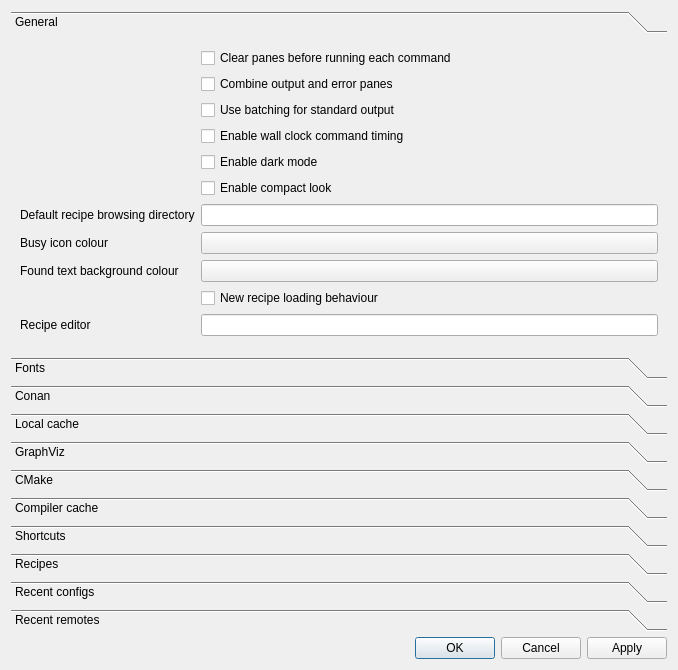
The window that cruiz/resources/preferences.ui (markfinal/cruiz) describes before a commit, drawn with Qt 5.
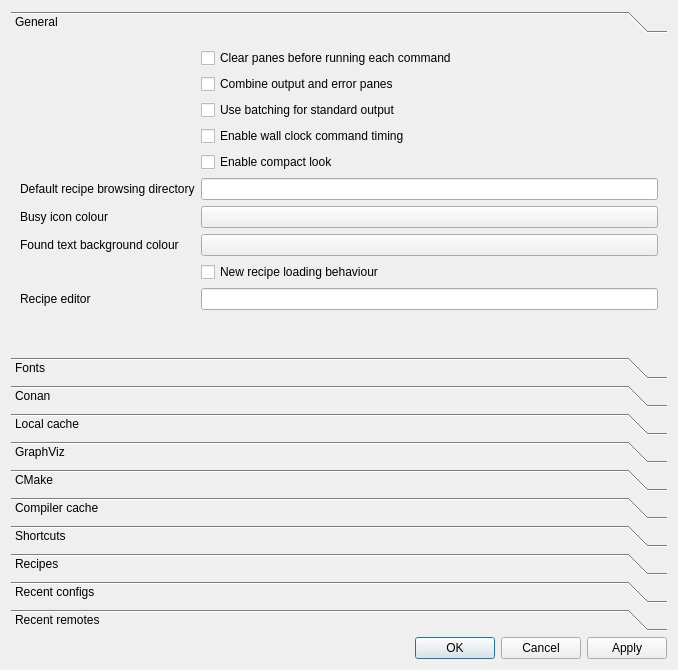
The same window after the commit. Custom widgets are drawn as their Qt base class.

Commit message: Fixes #93. Removing old dark style preference

What changed in the file:
```diff
--- a/cruiz/resources/preferences.ui
+++ b/cruiz/resources/preferences.ui
@@ -25,27 +25,97 @@
         <x>0</x>
         <y>0</y>
         <width>639</width>
-        <height>275</height>
+        <height>252</height>
        </rect>
       </property>
       <attribute name="label">
        <string>General</string>
       </attribute>
       <layout class="QGridLayout" name="gridLayout">
+       <item row="15" column="2">
+        <spacer name="verticalSpacer">
+         <property name="orientation">
+          <enum>Qt::Vertical</enum>
+         </property>
+         <property name="sizeHint" stdset="0">
+          <size>
+           <width>20</width>
+           <height>40</height>
+          </size>
+         </property>
+        </spacer>
+       </item>
+       <item row="4" column="2">
+        <widget class="QCheckBox" name="prefs_general_enable_compact">
+         <property name="visible">
+          <bool>false</bool>
+         </property>
+         <property name="text">
+          <string>Enable compact look</string>
+         </property>
+        </widget>
+       </item>
        <item row="7" column="2">
-        <widget class="QPushButton" name="prefs_general_busy_colour">
-         <property name="text">
-          <string/>
-         </property>
-        </widget>
-       </item>
-       <item row="8" column="2">
         <widget class="QPushButton" name="prefs_general_found_text_background_colour">
          <property name="text">
           <string/>
          </property>
         </widget>
        </item>
+       <item row="5" column="2">
+        <widget class="QLineEdit" name="prefs_general_default_recipe_dir"/>
+       </item>
+       <item row="14" column="2">
+        <widget class="QLineEdit" name="prefs_general_recipe_editor"/>
+       </item>
+       <item row="5" column="0">
+        <widget class="QLabel" name="label">
+         <property name="text">
+          <string>Default recipe browsing directory</string>
+         </property>
+        </widget>
+       </item>
+       <item row="7" column="0">
+        <widget class="QLabel" name="label_30">
+         <property name="text">
+          <string>Found text background colour</string>
+         </property>
+        </widget>
+       </item>
+       <item row="15" column="0">
+        <spacer name="verticalSpacer_3">
+         <property name="orientation">
+          <enum>Qt::Vertical</enum>
+         </property>
+         <property name="sizeHint" stdset="0">
+          <size>
+           <width>20</width>
+           <height>40</height>
+          </size>
+         </property>
+        </spacer>
+       </item>
+       <item row="0" column="2">
+        <widget class="QCheckBox" name="prefs_general_clearpanes">
+         <property name="text">
+          <string>Clear panes before running each command</string>
+         </property>
+        </widget>
+       </item>
+       <item row="6" column="2">
+        <widget class="QPushButton" name="prefs_general_busy_colour">
+         <property name="text">
+          <string/>
+         </property>
+        </widget>
+       </item>
+       <item row="1" column="2">
+        <widget class="QCheckBox" name="prefs_general_combine_panes">
+         <property name="text">
+          <string>Combine output and error panes</string>
+         </property>
+        </widget>
+       </item>
        <item row="2" column="2">
         <widget class="QCheckBox" name="prefs_general_usebatching">
          <property name="text">
@@ -53,9 +123,6 @@
          </property>
         </widget>
        </item>
-       <item row="6" column="2">
-        <widget class="QLineEdit" name="prefs_general_default_recipe_dir"/>
-       </item>
        <item row="3" column="2">
         <widget class="QCheckBox" name="prefs_general_enable_wallclock">
          <property name="text">
@@ -63,37 +130,14 @@
          </property>
         </widget>
        </item>
-       <item row="5" column="2">
-        <widget class="QCheckBox" name="prefs_general_enable_compact">
-         <property name="visible">
-          <bool>false</bool>
-         </property>
+       <item row="6" column="0">
+        <widget class="QLabel" name="label_2">
          <property name="text">
-          <string>Enable compact look</string>
+          <string>Busy icon colour</string>
          </property>
         </widget>
        </item>
-       <item row="0" column="2">
-        <widget class="QCheckBox" name="prefs_general_clearpanes">
-         <property name="text">
-          <string>Clear panes before running each command</string>
-         </property>
-        </widget>
-       </item>
-       <item row="16" column="2">
-        <spacer name="verticalSpacer">
-         <property name="orientation">
-          <enum>Qt::Vertical</enum>
-         </property>
-         <property name="sizeHint" stdset="0">
-          <size>
-           <width>20</width>
-           <height>40</height>
-          </size>
-         </property>
-        </spacer>
-       </item>
-       <item row="9" column="2">
+       <item row="8" column="2">
         <widget class="QCheckBox" name="prefs_general_new_recipe_load">
          <property name="visible">
           <bool>false</bool>
@@ -109,61 +153,7 @@
          </property>
         </widget>
        </item>
-       <item row="7" column="0">
-        <widget class="QLabel" name="label_2">
-         <property name="text">
-          <string>Busy icon colour</string>
-         </property>
-        </widget>
-       </item>
-       <item row="6" column="0">
-        <widget class="QLabel" name="label">
-         <property name="text">
-          <string>Default recipe browsing directory</string>
-         </property>
-        </widget>
-       </item>
-       <item row="1" column="2">
-        <widget class="QCheckBox" name="prefs_general_combine_panes">
-         <property name="text">
-          <string>Combine output and error panes</string>
-         </property>
-        </widget>
-       </item>
-       <item row="16" column="0">
-        <spacer name="verticalSpacer_3">
-         <property name="orientation">
-          <enum>Qt::Vertical</enum>
-         </property>
-         <property name="sizeHint" stdset="0">
-          <size>
-           <width>20</width>
-           <height>40</height>
-          </size>
-         </property>
-        </spacer>
-       </item>
-       <item row="8" column="0">
-        <widget class="QLabel" name="label_30">
-         <property name="text">
-          <string>Found text background colour</string>
-         </property>
-        </widget>
-       </item>
-       <item row="4" column="2">
-        <widget class="QCheckBox" name="prefs_general_enable_darkmode">
-         <property name="toolTip">
-          <string>Dark mode toggles immediately,  but existing Conan output will not change</string>
-         </property>
-         <property name="text">
-          <string>Enable dark mode</string>
-         </property>
-        </widget>
-       </item>
-       <item row="15" column="2">
-        <widget class="QLineEdit" name="prefs_general_recipe_editor"/>
-       </item>
-       <item row="15" column="0">
+       <item row="14" column="0">
         <widget class="QLabel" name="label_31">
          <property name="text">
           <string>Recipe editor</string>
```
Left out of the diff: 34 changed lines with no effect on the pictures. The commit also changes 6 other files.
